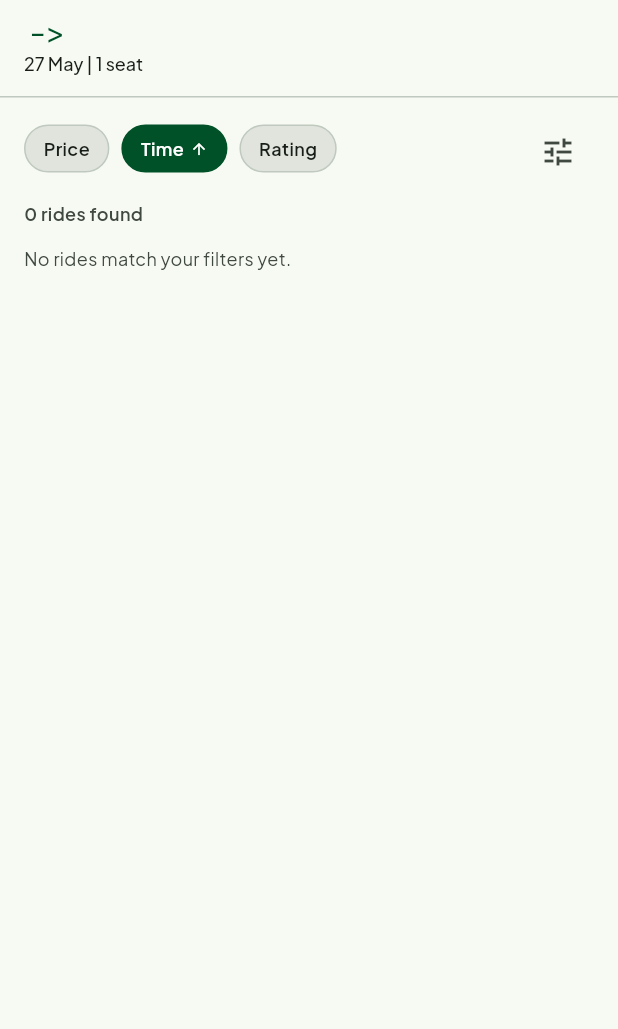
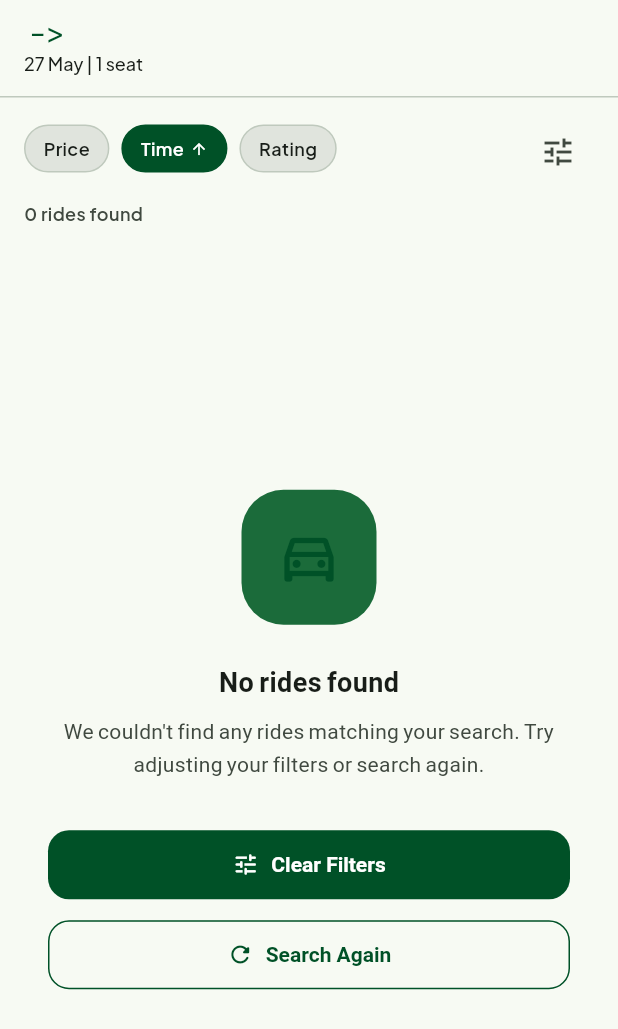
Before and after one commit to khalilbaidouri/RideLink, a Flutter app: the SearchScreen screen opened by its route, on a phone screen of 412 x 824 dp. Shown: the top 1029 px of the screen. Run offline on Flutter 3.47's test engine with Material 3 defaults, Android fonts, the phone set to English and light mode, and no system bars; our stand-ins replace equatable, flutter_dotenv, flutter_riverpod, geocoding, geolocator, go_router and 3 more; missing offline and left inert: flutter_polyline_points; accounts and stored records are empty; Roboto replaces fonts that are missing (PlusJakartaSans).

Commit message:
Adding import 'package:ride_link/features/passenger/widgets/search/no_rides_found.dart' and do changes in if(isEmpty) dans lib/features/passenger/screens/search_screen.dart

```diff
--- a/lib/features/passenger/screens/search_screen.dart
+++ b/lib/features/passenger/screens/search_screen.dart
@@ -4,6 +4,8 @@ import 'package:go_router/go_router.dart';
 import 'package:ride_link/features/passenger/providers/search_results_provider.dart';
 import 'package:ride_link/features/passenger/widgets/search/search_app_bar.dart';
 import 'package:ride_link/features/passenger/widgets/search/search_result_card.dart';
+import 'package:ride_link/features/passenger/widgets/search/no_rides_found.dart';
+import 'package:ride_link/features/passenger/providers/search_ride_notifier.dart';
 
 class SearchScreen extends ConsumerWidget {
   const SearchScreen({super.key});
@@ -43,16 +45,18 @@ class SearchScreen extends ConsumerWidget {
                   ),
                 ),
                 if (results.isEmpty)
-                  SliverPadding(
-                    padding: const EdgeInsets.fromLTRB(16, 0, 16, 24),
-                    sliver: SliverToBoxAdapter(
-                      child: Text(
-                        'No rides match your filters yet.',
-                        style: TextStyle(
-                          fontSize: 12,
-                          color: colors.onSurfaceVariant,
-                        ),
-                      ),
+                  SliverFillRemaining(
+                    hasScrollBody: false,
+                    child: NoRidesFound(
+                      onClearFilters: () {
+                        // Reset tout : villes, date, tri
+                        ref.read(searchRideProvider.notifier).reset();
+                        ref.read(searchSortProvider.notifier).state =
+                            const SearchSortState(
+                                orderBy: SearchOrderBy.time, ascending: true);
+                      },
+                      onSearchAgain: () =>
+                          ref.invalidate(searchResultsProvider),
                     ),
                   )
                 else
--- /dev/null
+++ b/lib/features/passenger/widgets/search/no_rides_found.dart
@@ -0,0 +1,117 @@
+import 'package:flutter/material.dart';
+
+class NoRidesFound extends StatelessWidget {
+  final VoidCallback? onClearFilters;
+  final VoidCallback? onSearchAgain;
+
+  const NoRidesFound({
+    super.key,
+    this.onClearFilters,
+    this.onSearchAgain,
+  });
+
+  @override
+  Widget build(BuildContext context) {
+    final colors = Theme.of(context).colorScheme;
+
+    return Center(
+      child: Padding(
+        padding: const EdgeInsets.symmetric(horizontal: 32),
+        child: Column(
+          mainAxisSize: MainAxisSize.min,
+          children: [
+            // Icon
+            Container(
+              width: 90,
+              height: 90,
+              decoration: BoxDecoration(
+                color: colors.primaryContainer,
+                borderRadius: BorderRadius.circular(28),
+              ),
+              child: Icon(
+                Icons.directions_car_outlined,
+                size: 44,
+                color: colors.primary,
+              ),
+            ),
+            const SizedBox(height: 24),
+
+            // Title
+            Text(
+              'No rides found',
+              style: TextStyle(
+                fontFamily: 'PlusJakartaSans',
+                fontSize: 18,
+                fontWeight: FontWeight.w700,
+                color: colors.onSurface,
+              ),
+            ),
+            const SizedBox(height: 8),
+
+            // Subtitle
+            Text(
+              'We couldn\'t find any rides matching your search. Try adjusting your filters or search again.',
+              textAlign: TextAlign.center,
+              style: TextStyle(
+                fontFamily: 'PlusJakartaSans',
+                fontSize: 14,
+                color: colors.onSurfaceVariant,
+                height: 1.5,
+              ),
+            ),
+            const SizedBox(height: 32),
+
+            // Buttons
+            SizedBox(
+              width: double.infinity,
+              child: ElevatedButton.icon(
+                onPressed: onClearFilters,
+                icon: const Icon(Icons.tune_rounded, size: 18),
+                label: const Text(
+                  'Clear Filters',
+                  style: TextStyle(
+                    fontFamily: 'PlusJakartaSans',
+                    fontWeight: FontWeight.w600,
+                  ),
+                ),
+                style: ElevatedButton.styleFrom(
+                  backgroundColor: colors.primary,
+                  foregroundColor: colors.onPrimary,
+                  padding: const EdgeInsets.symmetric(vertical: 14),
+                  shape: RoundedRectangleBorder(
+                    borderRadius: BorderRadius.circular(14),
+                  ),
+                  elevation: 0,
+                ),
+              ),
+            ),
+            const SizedBox(height: 12),
+
+            SizedBox(
+              width: double.infinity,
+              child: OutlinedButton.icon(
+                onPressed: onSearchAgain,
+                icon: const Icon(Icons.refresh_rounded, size: 18),
+                label: const Text(
+                  'Search Again',
+                  style: TextStyle(
+                    fontFamily: 'PlusJakartaSans',
+                    fontWeight: FontWeight.w600,
+                  ),
+                ),
+                style: OutlinedButton.styleFrom(
+                  foregroundColor: colors.primary,
+                  side: BorderSide(color: colors.primary),
+                  padding: const EdgeInsets.symmetric(vertical: 14),
+                  shape: RoundedRectangleBorder(
+                    borderRadius: BorderRadius.circular(14),
+                  ),
+                ),
+              ),
+            ),
+          ],
+        ),
+      ),
+    );
+  }
+}
```
Also changed, not shown: 1 other file.
